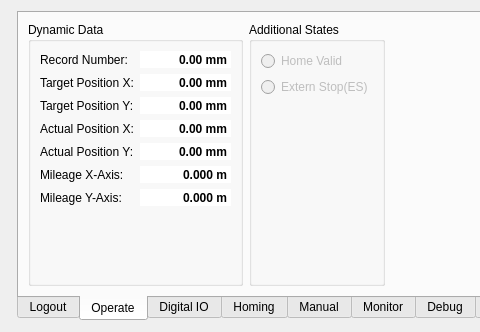
ww4u/mct-t4, file source/wnd/h2ops.ui: the form before one commit; both pictures show x 0 to 480 and y 0 to 332 of the 754 by 332 pixel window.
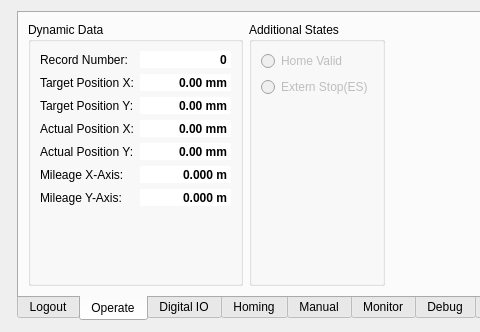
The form after the commit. The open tabs and pages were chosen to show the change. Icons and pictures are not drawn. Custom widgets are drawn as their Qt base class.

What changed in the file:
```diff
--- a/source/wnd/h2ops.ui
+++ b/source/wnd/h2ops.ui
@@ -384,7 +384,10 @@
              <string notr="true"/>
             </property>
             <property name="suffix">
-             <string notr="true"> mm</string>
+             <string notr="true"/>
+            </property>
+            <property name="decimals">
+             <number>0</number>
             </property>
             <property name="minimum">
              <double>-100000000000.000000000000000</double>
```
Left out of the diff: 4 changed lines with no effect on the pictures.
